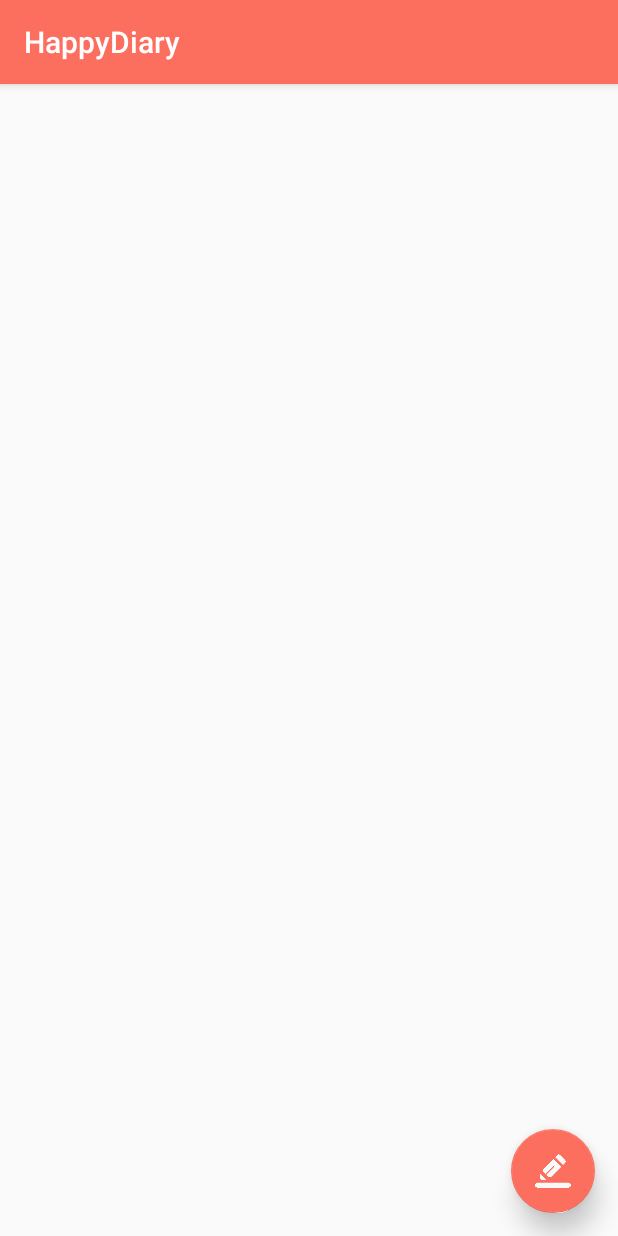
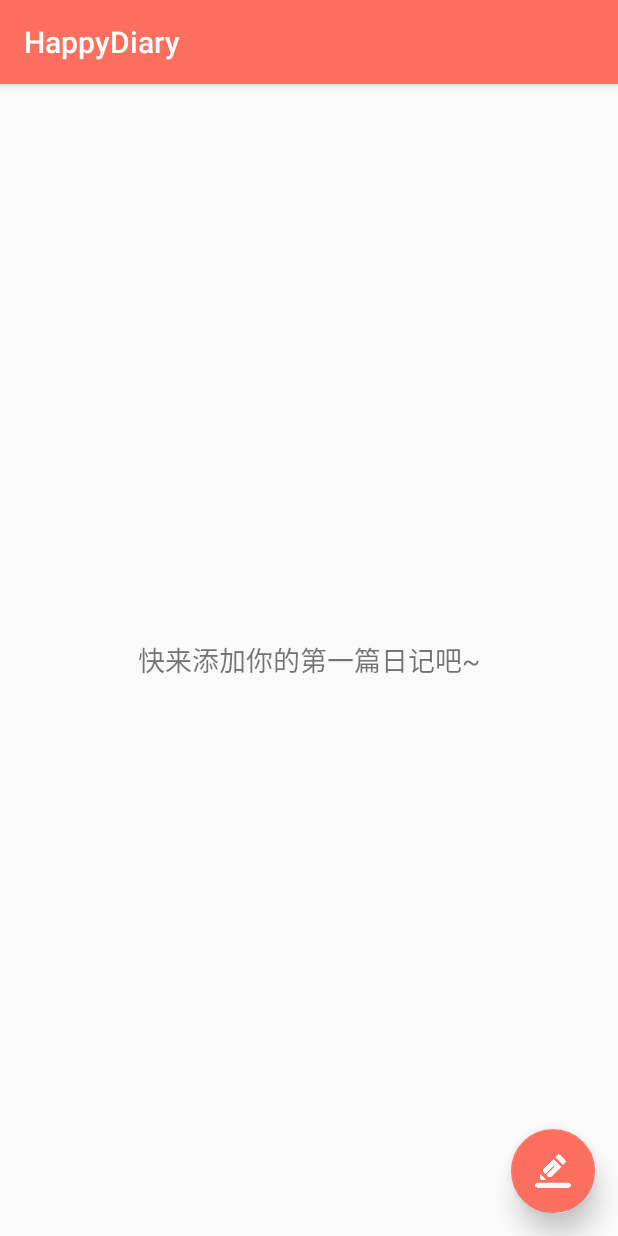
Before and after one commit to Guangxs/HappyDiary, an Android app: the screen it shows after launch (MainActivity), on a phone screen of 412 x 824 dp. Run offline under Robolectric (Android 15) with nearby library versions, the phone set to English and light mode, and no system bars; libraries missing offline, so code that uses them is left out: org.litepal.crud, org.litepal.tablemanager; 2 statements that could not run were skipped.

Commit message:
add hint

```diff
--- a/app/src/main/java/com/demo/diary/MainActivity.java
+++ b/app/src/main/java/com/demo/diary/MainActivity.java
@@ -8,6 +8,7 @@ import android.support.v7.widget.LinearLayoutManager;
 import android.support.v7.widget.RecyclerView;
 import android.view.View;
 import android.widget.RelativeLayout;
+import android.widget.TextView;
 
 import com.demo.diary.adapter.DiaryAdapter;
 import com.demo.diary.bean.Diary;
@@ -23,11 +24,14 @@ import java.util.List;
 
 public class MainActivity extends AppCompatActivity {
 
-    private RecyclerView mDiaryRv;
+    private DiaryAdapter mAdapter;
+
     private AddDiaryDialog mAddDiaryDialog;
     private EditDiaryDialog mEditDiaryDialog;
-    private DiaryAdapter mAdapter;
+
+    private RecyclerView mDiaryRv;
     private RelativeLayout mMainRt;
+    private TextView mHintTv;
 
     @Override
     protected void onCreate(Bundle savedInstanceState) {
@@ -35,14 +39,17 @@ public class MainActivity extends AppCompatActivity {
         setContentView(R.layout.activity_main);
 
         mMainRt = (RelativeLayout) findViewById(R.id.rt_main);
+
         mDiaryRv = (RecyclerView) findViewById(R.id.rv_diary);
         FloatingActionButton writeFab = (FloatingActionButton) findViewById(R.id.fab_write);
+        mHintTv = (TextView) findViewById(R.id.tv_hint);
 
         writeFab.setOnClickListener(new View.OnClickListener() {
             @Override
             public void onClick(View v) {
                 mAddDiaryDialog = new AddDiaryDialog(MainActivity.this, mAdapter, mDiaryRv);
                 mAddDiaryDialog.show();
+                mHintTv.setVisibility(View.GONE);
             }
         });
 
@@ -56,6 +63,11 @@ public class MainActivity extends AppCompatActivity {
 
     private void initData() {
         List<Diary> diaryLists = DataSupport.order("id desc").find(Diary.class);
+
+        if(diaryLists.size() == 0){
+            mHintTv.setVisibility(View.VISIBLE);
+        }
+
         mAdapter = new DiaryAdapter(diaryLists);
         mAdapter.setBackLayout(mMainRt);
     }
--- a/app/src/main/res/layout/activity_main.xml
+++ b/app/src/main/res/layout/activity_main.xml
@@ -6,6 +6,15 @@
     android:layout_width="match_parent"
     android:layout_height="match_parent"
     android:orientation="vertical">
+
+    <TextView
+        android:id="@+id/tv_hint"
+        android:layout_width="wrap_content"
+        android:layout_height="wrap_content"
+        android:layout_centerInParent="true"
+        android:visibility="gone"
+        android:text="快来添加你的第一篇日记吧~"
+        android:textSize="18sp"/>
 
     <android.support.v7.widget.RecyclerView
         android:id="@+id/rv_diary"
```
